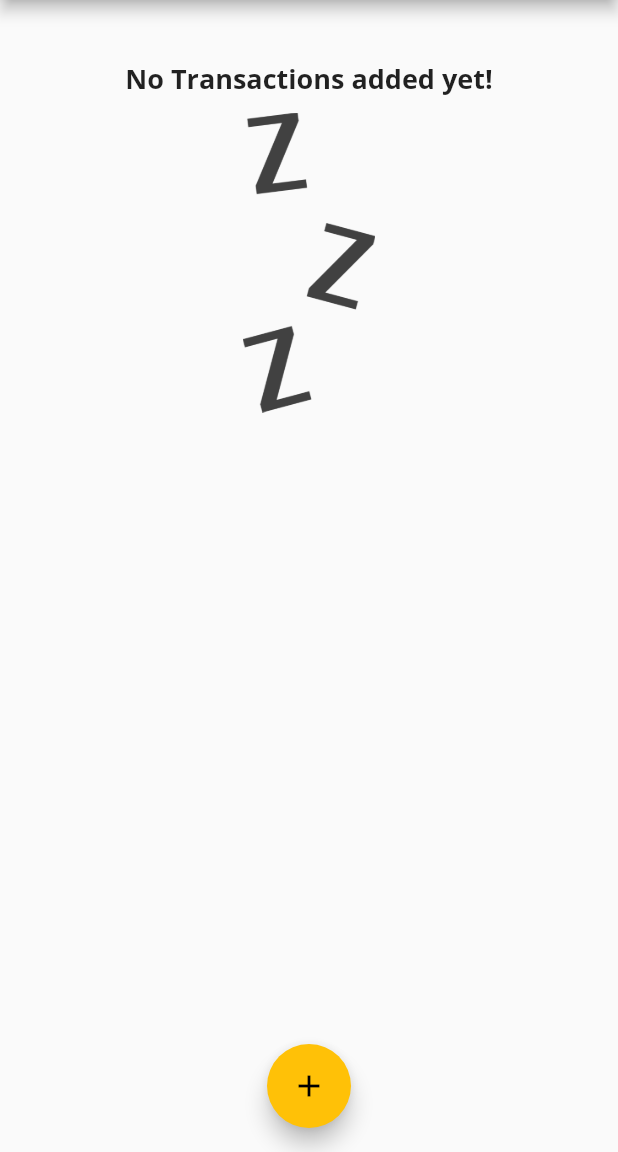
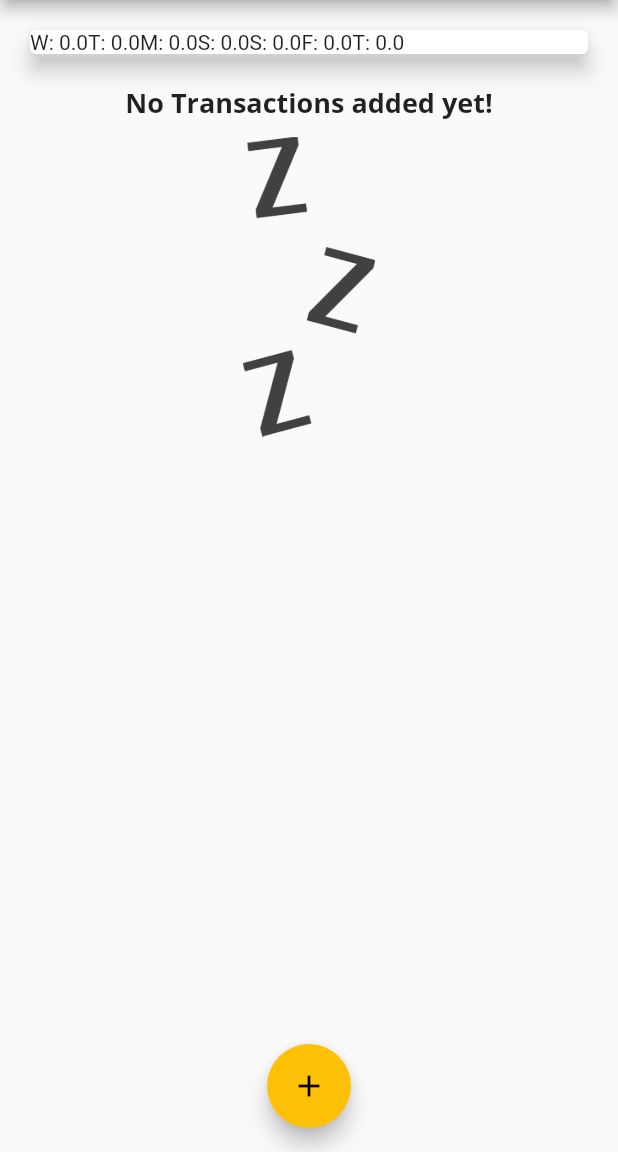
Before and after one commit to gsriram24/personal_expenses, a Flutter app: the screen it shows after launch, on a phone screen of 412 x 824 dp, the part 84-1236 px from its top. Run offline on Flutter 3.47's test engine with Material 2 defaults, Android fonts, the phone set to English and light mode, and no system bars.

Commit message:
Created chart bar file

```diff
--- a/lib/widgets/chart.dart
+++ b/lib/widgets/chart.dart
@@ -24,7 +24,7 @@ class Chart extends StatelessWidget {
       print(DateFormat.E().format(weekDay));
       print(totalSum);
       return {
-        'day': DateFormat.E().format(weekDay),
+        'day': DateFormat.E().format(weekDay).substring(0, 1),
         'amount': totalSum,
       };
     });
@@ -37,7 +37,9 @@ class Chart extends StatelessWidget {
       elevation: 6,
       margin: EdgeInsets.all(20),
       child: Row(
-        children: <Widget>[],
+        children: groupedTransactionValues.map((data) {
+          return Text('${data['day']}: ${data['amount']}');
+        }).toList(),
       ),
     );
   }
```
Also changed, not shown: lib/widgets/chart_bar.dart (added, +8 -0 lines).
